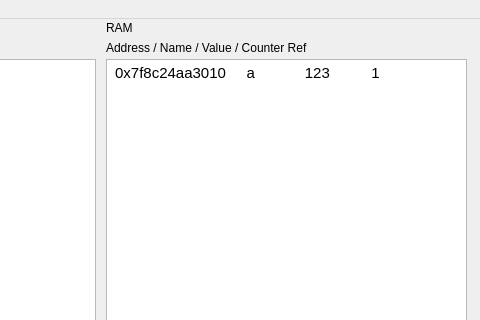
invabadilla/Datos-II---Proyecto-1, file Proyecto1/mainwindow.ui: the form before one commit; both pictures show x 334 to 814 and y 0 to 320 of the 814 by 797 pixel window.
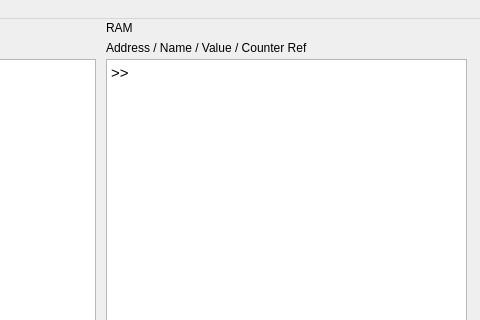
The form after the commit.

```diff
--- a/Proyecto1/mainwindow.ui
+++ b/Proyecto1/mainwindow.ui
@@ -142,14 +142,14 @@
      </rect>
     </property>
     <property name="readOnly">
-     <bool>false</bool>
+     <bool>true</bool>
     </property>
     <property name="html">
      <string>&lt;!DOCTYPE HTML PUBLIC &quot;-//W3C//DTD HTML 4.0//EN&quot; &quot;http://www.w3.org/TR/REC-html40/strict.dtd&quot;&gt;
 &lt;html&gt;&lt;head&gt;&lt;meta name=&quot;qrichtext&quot; content=&quot;1&quot; /&gt;&lt;style type=&quot;text/css&quot;&gt;
 p, li { white-space: pre-wrap; }
 &lt;/style&gt;&lt;/head&gt;&lt;body style=&quot; font-family:'Ubuntu'; font-size:11pt; font-weight:400; font-style:normal;&quot;&gt;
-&lt;p style=&quot; margin-top:0px; margin-bottom:0px; margin-left:0px; margin-right:0px; -qt-block-indent:0; text-indent:0px;&quot;&gt; 0x7f8c24aa3010     a            123          1 &lt;/p&gt;&lt;/body&gt;&lt;/html&gt;</string>
+&lt;p style=&quot; margin-top:0px; margin-bottom:0px; margin-left:0px; margin-right:0px; -qt-block-indent:0; text-indent:0px;&quot;&gt;&amp;gt;&amp;gt;&lt;/p&gt;&lt;/body&gt;&lt;/html&gt;</string>
     </property>
    </widget>
    <widget class="QLabel" name="label_5">
```
